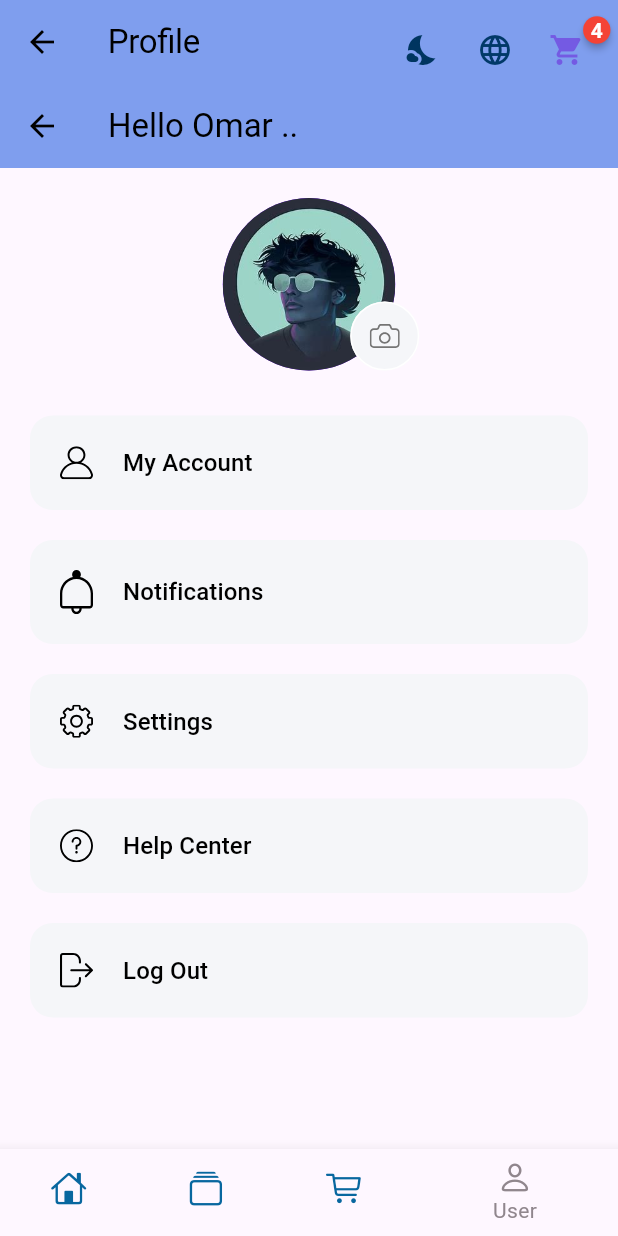
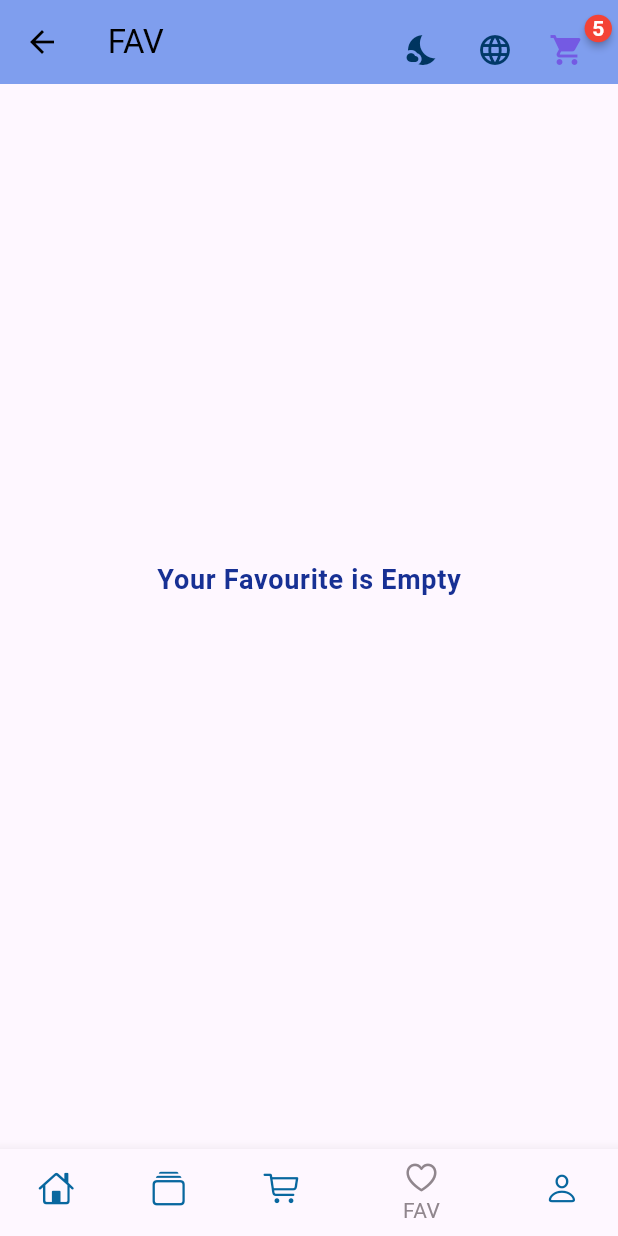
Before and after one commit to elref7i/MobileStore, a Flutter app: the DashboardPage screen opened by its route, swiped to page 4, on a phone screen of 412 x 824 dp. Run offline on Flutter 3.47's test engine with Material 3 defaults, Android fonts, the phone set to English and light mode, and no system bars; drawn by our look-alikes of badges; our stand-ins replace bloc, carousel_slider, device_preview, firebase_core, firebase_crashlytics, firebase_remote_config and 7 more; accounts and stored records are empty.

Commit message:
Favourite Page added

```diff
--- a/lib/auth/forget/controller/cubit/OTP.dart
+++ b/lib/auth/forget/controller/cubit/OTP.dart
@@ -36,7 +36,7 @@ class OPTScreen extends StatelessWidget {
                       ),
                       Text(
                         "VERIFICATION".toUpperCase(),
-                        style: Theme.of(context).textTheme.headline6,
+                        style: Theme.of(context).textTheme.titleLarge,
                       ),
                       const SizedBox(
                         height: 20,
--- a/lib/core/utils/Routing.dart
+++ b/lib/core/utils/Routing.dart
@@ -1,5 +1,6 @@
 import 'package:flutter/material.dart';
 import 'package:mobile_app/auth/forget/controller/cubit/OTP.dart';
+import 'package:mobile_app/dashboard/modules/Fav/View/fav_page.dart';
 import 'package:mobile_app/dashboard/view/dashboard_page.dart';
 import 'package:mobile_app/screens/Login_Page.dart';
 import 'package:mobile_app/screens/Sign_up.dart';
@@ -40,6 +41,10 @@ class MyRoutes {
       case 'dashboard':
         return MaterialPageRoute<dynamic>(
             builder: (BuildContext context) => DashboardPage());
+      case 'Fav':
+        return MaterialPageRoute<dynamic>(
+            builder: (BuildContext context) => FavScreen());
+
       default:
         return MaterialPageRoute<dynamic>(
             builder: (BuildContext context) => onBoardingPage());
--- /dev/null
+++ b/lib/dashboard/modules/Fav/Model/fav_model.dart
@@ -0,0 +1,41 @@
+class Fav {
+  int? id;
+  String productId;
+  String productName;
+  late int initialPrice;
+  late int productPrice;
+  int quantity;
+  String? image;
+
+  Fav({
+    this.id,
+    required this.productId,
+    required this.productName,
+    required this.initialPrice,
+    required this.productPrice,
+    required this.quantity,
+    this.image,
+  });
+
+  factory Fav.fromMap(Map<String, dynamic> json) => Fav(
+        id: json['id'] as int?,
+        productId: json['productId'] as String,
+        productName: json['productName'] as String,
+        initialPrice: json['initialPrice'] as int,
+        productPrice: json['productPrice'] as int,
+        quantity: json['quantity'] as int,
+        image: json['image'] != null
+            ? json['image']
+            : "assets/phone-image/samsungZfold.jpg",
+      );
+
+  Map<String, dynamic> toMap() => {
+        'id': id,
+        'productId': productId,
+        'productName': productName,
+        'initialPrice': initialPrice,
+        'productPrice': productPrice,
+        'quantity': quantity,
+        'image': image,
+      };
+}
--- /dev/null
+++ b/lib/dashboard/modules/Fav/View/constantCart.dart
@@ -0,0 +1,3 @@
+import 'package:mobile_app/dashboard/modules/users/model/Entity_model/Product_model.dart';
+
+List<ProductModel> my_Fav = [];
--- a/lib/dashboard/modules/users/profile/help.dart
+++ b/lib/dashboard/modules/profile/help.dart
@@ -18,7 +18,7 @@ class HelpCenterScreen extends StatelessWidget {
           children: [
             Text(
               "How can we help you?",
-              style: Theme.of(context).textTheme.headline5,
+              style: Theme.of(context).textTheme.headlineSmall,
             ),
             const SizedBox(height: 20),
             ListTile(
--- a/lib/dashboard/modules/users/profile/profile_screen.dart
+++ b/lib/dashboard/modules/profile/profile_screen.dart
@@ -1,7 +1,7 @@
 import 'package:flutter/material.dart';
-import 'package:mobile_app/dashboard/modules/users/profile/Setting.dart';
-import 'package:mobile_app/dashboard/modules/users/profile/my_account.dart';
-import 'package:mobile_app/dashboard/modules/users/profile/help.dart';
+import 'package:mobile_app/dashboard/modules/profile/Setting.dart';
+import 'package:mobile_app/dashboard/modules/profile/my_account.dart';
+import 'package:mobile_app/dashboard/modules/profile/help.dart';
 import 'components/profile_menu.dart';
 import 'components/profile_pic.dart';
 
--- a/lib/dashboard/modules/users/view/components/Product_widget.dart
+++ b/lib/dashboard/modules/users/view/components/Product_widget.dart
@@ -1,9 +1,7 @@
 import 'dart:developer';
-
 import 'package:flutter/cupertino.dart';
 import 'package:flutter/material.dart';
 import 'package:flutter_bloc/flutter_bloc.dart';
-import 'package:mobile_app/Database/repo/DBHelper.dart';
 import 'package:mobile_app/dashboard/modules/Cart/Controller/cart_cubit.dart';
 import 'package:mobile_app/dashboard/modules/Cart/Controller/cart_state.dart';
 import 'package:mobile_app/dashboard/modules/Cart/View/constantCart.dart';
--- a/lib/dashboard/view/dashboard_page.dart
+++ b/lib/dashboard/view/dashboard_page.dart
@@ -5,8 +5,9 @@ import 'package:mobile_app/core/cubit/parent_cubit.dart';
 import 'package:mobile_app/core/utils/context_extention.dart';
 import 'package:mobile_app/dashboard/controller/cubit/dashboard_cubit.dart';
 import 'package:mobile_app/dashboard/modules/Cart/View/cart_page.dart';
+import 'package:mobile_app/dashboard/modules/Fav/View/fav_page.dart';
 import 'package:mobile_app/dashboard/modules/Home/view/home_page.dart';
-import 'package:mobile_app/dashboard/modules/users/profile/profile_screen.dart';
+import 'package:mobile_app/dashboard/modules/profile/profile_screen.dart';
 import 'package:mobile_app/dashboard/modules/users/view/page/Product_page.dart';
 import 'package:mobile_app/utils/colors/colors_constant.dart';
 import 'package:badges/badges.dart' as badges;
@@ -16,6 +17,7 @@ class DashboardPage extends StatelessWidget {
     'home_page_tittle'.tr,
     "item_page_title".tr,
     "cart_page_title".tr,
+    "fav".tr,
     "Profile",
   ];
   DashboardPage({super.key});
@@ -68,14 +70,14 @@ class DashboardPage extends StatelessWidget {
                       ),
                       badges.Badge(
                         badgeContent: Text(
-                          '4',
+                          '5',
                           style: const TextStyle(
                             color: Colors.white,
                             fontWeight: FontWeight.bold,
                           ),
                         ),
                         position: badges.BadgePosition.topEnd(
-                            top: -5, end: -5), // Adjusted position
+                            top: -6, end: -6), // Adjusted position
                         child: IconButton(
                           onPressed: () {
                             controller.onChangeTabIndex(2);
@@ -98,6 +100,7 @@ class DashboardPage extends StatelessWidget {
                 HomeScreen(),
                 ProductPage(),
                 CartScreen(),
+                FavScreen(),
                 ProfileScreen(),
               ],
             ),
@@ -121,6 +124,10 @@ class DashboardPage extends StatelessWidget {
                     icon: Icon(CupertinoIcons.cart),
                     label: "cart_page_title".tr),
                 BottomNavigationBarItem(
+                  icon: Icon(CupertinoIcons.heart),
+                  label: "Fav".tr,
+                ),
+                BottomNavigationBarItem(
                     icon: Icon(CupertinoIcons.person), label: "User"),
               ],
             ),
```
Also changed, not shown: lib/Database/repo/local_db_data.dart (+15 -15 lines), lib/dashboard/modules/Fav/Controller/fav_cubit.dart (added, +105 -0 lines), lib/dashboard/modules/Fav/Controller/fav_state.dart (added, +29 -0 lines), lib/dashboard/modules/Fav/View/fav_page.dart (added, +226 -0 lines), lib/dashboard/modules/Fav/fav_Item.dart (added, +15 -0 lines), lib/dashboard/modules/users/view/page/addProduct.dart (added, +125 -0 lines), lib/dashboard/modules/profile/Setting.dart (renamed from lib/dashboard/modules/users/profile/Setting.dart), lib/dashboard/modules/profile/components/constants.dart (renamed from lib/dashboard/modules/users/profile/components/constants.dart), lib/dashboard/modules/profile/components/profile_menu.dart (renamed from lib/dashboard/modules/users/profile/components/profile_menu.dart), lib/dashboard/modules/profile/components/profile_pic.dart (renamed from lib/dashboard/modules/users/profile/components/profile_pic.dart), lib/dashboard/modules/profile/my_account.dart (renamed from lib/dashboard/modules/users/profile/my_account.dart), pubspec.lock, 2 other files.
